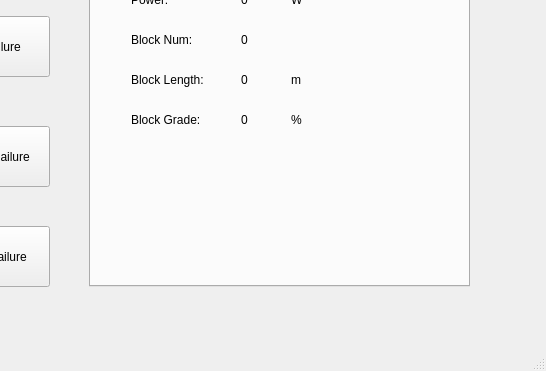
This is TrainModel/TrainModelUI.ui in marmysl/ece1140 as Qt 5 draws it before an edit; both pictures show x 171 to 717 and y 134 to 505 of the 717 by 505 pixel window. The edited form follows.
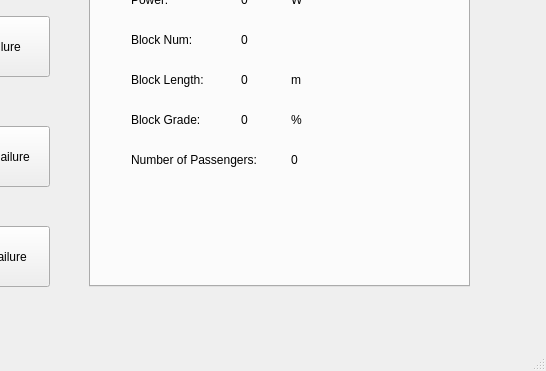
This is the edited form. The open tabs and pages were chosen to show the change.

Commit message:
Passengers on the Train 🧑‍🤝‍🧑
People are on the train now!
At each station, a random number get off and get on.
Passenger weight is taken into consideration for calculations.

```diff
--- a/TrainModel/TrainModelUI.ui
+++ b/TrainModel/TrainModelUI.ui
@@ -541,6 +541,32 @@
        <string>%</string>
       </property>
      </widget>
+     <widget class="QLabel" name="label_16">
+      <property name="geometry">
+       <rect>
+        <x>40</x>
+        <y>230</y>
+        <width>141</width>
+        <height>16</height>
+       </rect>
+      </property>
+      <property name="text">
+       <string>Number of Passengers:</string>
+      </property>
+     </widget>
+     <widget class="QLabel" name="passengerLabel">
+      <property name="geometry">
+       <rect>
+        <x>200</x>
+        <y>230</y>
+        <width>58</width>
+        <height>16</height>
+       </rect>
+      </property>
+      <property name="text">
+       <string>0</string>
+      </property>
+     </widget>
     </widget>
    </widget>
   </widget>
```
Left out of the diff: 2 changed lines with no effect on the pictures. The commit also changes 7 other files.
